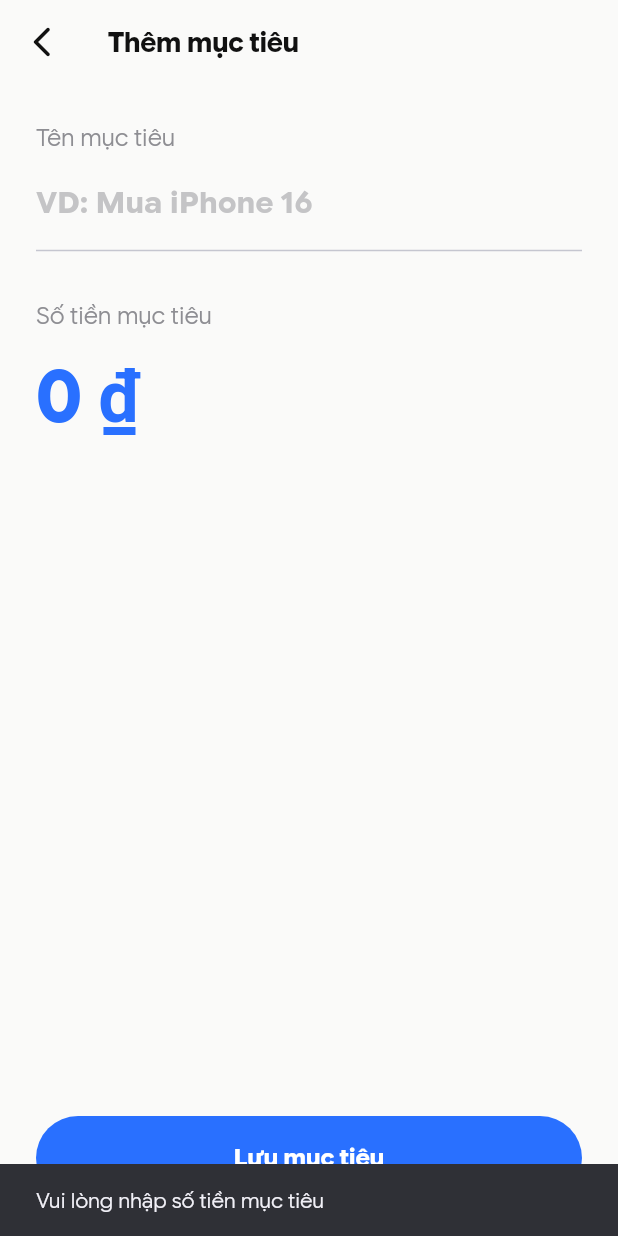
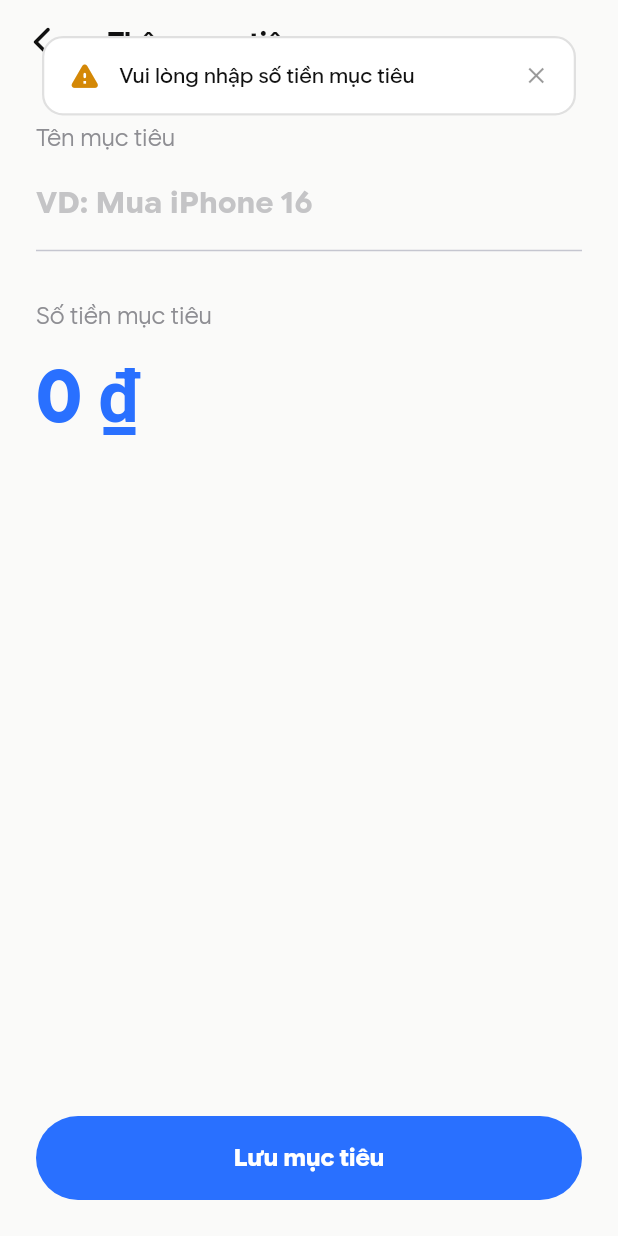
Before and after one commit to minh-quann/expense_management, a Flutter app: the AddGoalScreen screen opened directly, after a tap on "Lưu mục tiêu", on a phone screen of 412 x 824 dp. Run offline on Flutter 3.47's test engine with Material 3 defaults, Android fonts, the phone set to English and light mode, and no system bars; drawn by our look-alikes of toastification; our stand-ins replace cloud_firestore, dio, equatable, firebase_auth, firebase_core, fl_chart and 9 more; accounts and stored records are empty; project files that could hold a hidden picture were left out.

Commit message:
feat: implement shared AppConfirmModal and AppToast components and refactor existing snackbar usage across the app.

```diff
--- a/lib/features/auth/presentation/screens/otp_screen.dart
+++ b/lib/features/auth/presentation/screens/otp_screen.dart
@@ -9,6 +9,7 @@ import 'package:expense_management/features/auth/presentation/bloc/auth_bloc.dar
 import 'package:expense_management/features/auth/presentation/bloc/auth_event.dart';
 import 'package:expense_management/features/auth/presentation/bloc/auth_state.dart';
 import 'package:expense_management/l10n/app_localizations.dart';
+import 'package:expense_management/shared/widgets/app_toast.dart';
 
 class OtpScreen extends StatefulWidget {
   const OtpScreen({super.key});
@@ -80,9 +81,7 @@ class _OtpScreenState extends State<OtpScreen> {
           if (state is AuthSuccess) {
             context.go('/');
           } else if (state is AuthFailure) {
-            ScaffoldMessenger.of(context).showSnackBar(
-              SnackBar(content: Text(state.message)),
-            );
+            AppToast.error(context, state.message);
           }
         },
         builder: (context, state) {
--- a/lib/features/budgets/presentation/screens/add_budget_screen.dart
+++ b/lib/features/budgets/presentation/screens/add_budget_screen.dart
@@ -12,6 +12,7 @@ import 'package:expense_management/features/budgets/presentation/bloc/budget_eve
 import 'package:expense_management/features/categories/presentation/bloc/category_bloc.dart';
 import 'package:expense_management/features/categories/presentation/bloc/category_state.dart';
 import 'package:expense_management/core/utils/auth_token_manager.dart';
+import 'package:expense_management/shared/widgets/app_toast.dart';
 
 class AddBudgetScreen extends StatefulWidget {
   const AddBudgetScreen({super.key});
@@ -135,7 +136,7 @@ class _AddBudgetScreenState extends State<AddBudgetScreen> {
 
   void _saveBudget() {
     if (_amount == '0' || _amount.isEmpty) {
-      ScaffoldMessenger.of(context).showSnackBar(const SnackBar(content: Text('Vui lòng nhập số tiền ngân sách')));
+      AppToast.warning(context, 'Vui lòng nhập số tiền ngân sách');
       return;
     }
 
--- a/lib/features/goals/presentation/screens/add_goal_screen.dart
+++ b/lib/features/goals/presentation/screens/add_goal_screen.dart
@@ -9,6 +9,7 @@ import 'package:expense_management/features/goals/domain/entities/goal.dart';
 import 'package:expense_management/features/goals/presentation/bloc/goal_bloc.dart';
 import 'package:expense_management/features/goals/presentation/bloc/goal_event.dart';
 import 'package:expense_management/core/utils/auth_token_manager.dart';
+import 'package:expense_management/shared/widgets/app_toast.dart';
 
 class AddGoalScreen extends StatefulWidget {
   const AddGoalScreen({super.key});
@@ -52,11 +53,11 @@ class _AddGoalScreenState extends State<AddGoalScreen> {
 
   void _saveGoal() {
     if (_amount == '0' || _amount.isEmpty) {
-      ScaffoldMessenger.of(context).showSnackBar(const SnackBar(content: Text('Vui lòng nhập số tiền mục tiêu')));
+      AppToast.warning(context, 'Vui lòng nhập số tiền mục tiêu');
       return;
     }
     if (_nameController.text.trim().isEmpty) {
-      ScaffoldMessenger.of(context).showSnackBar(const SnackBar(content: Text('Vui lòng nhập tên mục tiêu')));
+      AppToast.warning(context, 'Vui lòng nhập tên mục tiêu');
       return;
     }
 
--- a/lib/features/recurring/presentation/screens/add_recurring_screen.dart
+++ b/lib/features/recurring/presentation/screens/add_recurring_screen.dart
@@ -9,6 +9,7 @@ import 'package:expense_management/features/recurring/domain/entities/recurring.
 import 'package:expense_management/features/recurring/presentation/bloc/recurring_bloc.dart';
 import 'package:expense_management/features/recurring/presentation/bloc/recurring_event.dart';
 import 'package:expense_management/core/utils/auth_token_manager.dart';
+import 'package:expense_management/shared/widgets/app_toast.dart';
 
 class AddRecurringScreen extends StatefulWidget {
   const AddRecurringScreen({super.key});
@@ -54,7 +55,7 @@ class _AddRecurringScreenState extends State<AddRecurringScreen> {
 
   void _saveRecurring() {
     if (_amount == '0' || _amount.isEmpty) {
-      ScaffoldMessenger.of(context).showSnackBar(const SnackBar(content: Text('Vui lòng nhập số tiền hợp lệ')));
+      AppToast.warning(context, 'Vui lòng nhập số tiền hợp lệ');
       return;
     }
 
--- a/lib/main.dart
+++ b/lib/main.dart
@@ -1,5 +1,6 @@
 import 'package:flutter/material.dart';
 import 'package:flutter/services.dart';
+import 'package:toastification/toastification.dart';
 import 'package:flutter_bloc/flutter_bloc.dart';
 import 'package:firebase_core/firebase_core.dart';
 import 'package:cloud_firestore/cloud_firestore.dart';
@@ -93,7 +94,8 @@ class MyApp extends StatelessWidget {
   Widget build(BuildContext context) {
     return BlocBuilder<LocaleCubit, Locale>(
       builder: (context, locale) {
-        return MaterialApp.router(
+        return ToastificationWrapper(
+          child: MaterialApp.router(
             title: 'Expense Management',
             debugShowCheckedModeBanner: false,
             localizationsDelegates: AppLocalizations.localizationsDelegates,
@@ -151,6 +153,7 @@ class MyApp extends StatelessWidget {
                 ),
               );
             },
+          ),
         );
       },
     );
--- a/lib/shared/widgets/app_button.dart
+++ b/lib/shared/widgets/app_button.dart
@@ -2,8 +2,17 @@ import 'package:flutter/material.dart';
 import 'package:expense_management/core/theme/app_colors.dart';
 import 'package:expense_management/shared/widgets/app_text.dart';
 
-/// A shared primary button widget with full rounded border (stadium shape).
-/// Use this across the app for consistent button styling.
+/// A shared button widget used across the app for consistent styling.
+///
+/// Supports two variants:
+/// - **Filled** (default): Solid background with white text
+/// - **Outlined** (`isOutlined: true`): Transparent background with border
+///
+/// Key props:
+/// - [expand]: If true (default), button stretches full width. Set false for inline buttons.
+/// - [borderRadius]: Custom corner radius. Defaults to stadium shape (100).
+/// - [isOutlined]: Renders as outlined button with border instead of filled.
+/// - [borderColor]: Custom border color for outlined variant.
 class AppButton extends StatelessWidget {
   final String label;
   final VoidCallback? onPressed;
@@ -13,6 +22,11 @@ class AppButton extends StatelessWidget {
   final Color? backgroundColor;
   final Color? foregroundColor;
   final IconData? icon;
+  final bool isOutlined;
+  final Color? borderColor;
+  final double borderRadius;
+  final bool expand;
+  final FontWeight fontWeight;
 
   const AppButton({
     super.key,
@@ -24,13 +38,28 @@ class AppButton extends StatelessWidget {
     this.backgroundColor,
     this.foregroundColor,
     this.icon,
+    this.isOutlined = false,
+    this.borderColor,
+    this.borderRadius = 100,
+    this.expand = true,
+    this.fontWeight = FontWeight.bold,
   });
 
   @override
   Widget build(BuildContext context) {
-    final bgColor = backgroundColor ?? AppColors.primary;
-    final fgColor = foregroundColor ?? Colors.white;
+    final isDark = AppColors.isDark(context);
 
+    // Resolve colors based on variant
+    final bgColor = isOutlined
+        ? Colors.transparent
+        : (backgroundColor ?? AppColors.primary);
+    final fgColor = isOutlined
+        ? (foregroundColor ?? (isDark ? Colors.grey[400]! : AppColors.gray500))
+        : (foregroundColor ?? Colors.white);
+    final effectiveBorderColor = borderColor ??
+        (isDark ? Colors.grey[700]! : const Color(0xFFE0E0E0));
+
+    // Build label or loading indicator
     final child = isLoading
         ? SizedBox(
             height: 20,
@@ -43,14 +72,43 @@ class AppButton extends StatelessWidget {
         : AppText(
             label,
             fontSize: fontSize,
-            fontWeight: FontWeight.bold,
+            fontWeight: fontWeight,
             color: fgColor,
           );
 
-    return SizedBox(
-      width: double.infinity,
-      height: height,
-      child: icon != null && !isLoading
+    // Common shape
+    final shape = RoundedRectangleBorder(
+      borderRadius: BorderRadius.circular(borderRadius),
+    );
+
+    // Build the button widget
+    Widget button;
+
+    if (isOutlined) {
+      button = icon != null && !isLoading
+          ? OutlinedButton.icon(
+              onPressed: isLoading ? null : onPressed,
+              icon: Icon(icon, size: 20, color: fgColor),
+              label: child,
+              style: OutlinedButton.styleFrom(
+                foregroundColor: fgColor,
+                side: BorderSide(color: effectiveBorderColor),
+                shape: shape,
+                elevation: 0,
+              ),
+            )
+          : OutlinedButton(
+              onPressed: isLoading ? null : onPressed,
+              style: OutlinedButton.styleFrom(
+                foregroundColor: fgColor,
+                side: BorderSide(color: effectiveBorderColor),
+                shape: shape,
+                elevation: 0,
+              ),
+              child: child,
+            );
+    } else {
+      button = icon != null && !isLoading
           ? ElevatedButton.icon(
               onPressed: isLoading ? null : onPressed,
               icon: Icon(icon, size: 20),
@@ -59,9 +117,8 @@ class AppButton extends StatelessWidget {
                 backgroundColor: bgColor,
                 foregroundColor: fgColor,
                 elevation: 0,
-                shape: RoundedRectangleBorder(
-                  borderRadius: BorderRadius.circular(100),
-                ),
+                shadowColor: Colors.transparent,
+                shape: shape,
               ),
             )
           : ElevatedButton(
@@ -70,12 +127,17 @@ class AppButton extends StatelessWidget {
                 backgroundColor: bgColor,
                 foregroundColor: fgColor,
                 elevation: 0,
-                shape: RoundedRectangleBorder(
-                  borderRadius: BorderRadius.circular(100),
-                ),
+                shadowColor: Colors.transparent,
+                shape: shape,
               ),
               child: child,
-            ),
+            );
+    }
+
+    return SizedBox(
+      width: expand ? double.infinity : null,
+      height: height,
+      child: button,
     );
   }
 }
--- /dev/null
+++ b/lib/shared/widgets/app_toast.dart
@@ -0,0 +1,83 @@
+import 'package:flutter/material.dart';
+import 'package:toastification/toastification.dart';
+import 'package:expense_management/core/theme/app_colors.dart';
+import 'package:expense_management/shared/widgets/app_text.dart';
+
+/// Centralized toast notification helper.
+/// Shows beautiful top-sliding toast notifications instead of bottom SnackBars.
+///
+/// Context is optional because ToastificationWrapper wraps MaterialApp,
+/// so toasts can be shown even during route transitions (e.g. logout).
+class AppToast {
+  AppToast._();
+
+  /// Show a success toast with green accent
+  static void success(BuildContext? context, String message) {
+    _show(
+      context: context,
+      message: message,
+      type: ToastificationType.success,
+      icon: Icons.check_circle_rounded,
+      primaryColor: AppColors.green600,
+    );
+  }
+
+  /// Show an error toast with red accent
+  static void error(BuildContext? context, String message) {
+    _show(
+      context: context,
+      message: message,
+      type: ToastificationType.error,
+      icon: Icons.error_rounded,
+      primaryColor: AppColors.error,
+    );
+  }
+
+  /// Show a warning toast with orange accent
+  static void warning(BuildContext? context, String message) {
+    _show(
+      context: context,
+      message: message,
+      type: ToastificationType.warning,
+      icon: Icons.warning_rounded,
+      primaryColor: AppColors.orange500,
+    );
+  }
+
+  /// Show an info toast with blue accent
+  static void info(BuildContext? context, String message) {
+    _show(
+      context: context,
+      message: message,
+      type: ToastificationType.info,
+      icon: Icons.info_rounded,
+      primaryColor: AppColors.primary,
+    );
+  }
+
+  /// Internal method to display the toast
+  static void _show({
+    BuildContext? context,
+    required String message,
+    required ToastificationType type,
+    required IconData icon,
+    required Color primaryColor,
+  }) {
+    toastification.show(
+      context: context,
+      type: type,
+      style: ToastificationStyle.flat,
+      title: AppText(message, fontSize: 14, fontWeight: FontWeight.w500),
+      icon: Icon(icon, color: primaryColor, size: 22),
+      primaryColor: primaryColor,
+      alignment: Alignment.topCenter,
+      autoCloseDuration: const Duration(seconds: 3),
+      borderRadius: BorderRadius.circular(14),
+      margin: const EdgeInsets.symmetric(horizontal: 16, vertical: 12),
+      padding: const EdgeInsets.symmetric(horizontal: 16, vertical: 14),
+      showProgressBar: false,
+      dragToClose: true,
+      applyBlurEffect: true,
+    );
+  }
+}
--- a/pubspec.yaml
+++ b/pubspec.yaml
@@ -56,6 +56,7 @@ dependencies:
   image_picker: ^1.2.2
   local_auth: ^3.0.1
   flutter_secure_storage: ^10.2.0
+  toastification: ^3.2.0
 
 dev_dependencies:
   flutter_test:
```
Also changed, not shown: lib/features/app_lock/presentation/screens/lock_screen.dart (+3 -12 lines), lib/features/app_lock/presentation/screens/pin_recovery_screen.dart (+2 -6 lines), lib/features/app_lock/presentation/screens/security_settings_screen.dart (+3 -12 lines), lib/features/auth/presentation/screens/forgot_password_screen.dart (+4 -18 lines), lib/features/auth/presentation/screens/login_screen.dart (+3 -6 lines), lib/features/settings/presentation/screens/edit_profile_screen.dart (+3 -6 lines), lib/features/settings/presentation/screens/profile_screen.dart (+15 -21 lines), lib/features/transactions/presentation/screens/add_transaction_screen.dart (+6 -5 lines), lib/shared/widgets/app_confirm_modal.dart (added, +188 -0 lines), pubspec.lock. Lines whose indentation alone changed are shown as unchanged.
